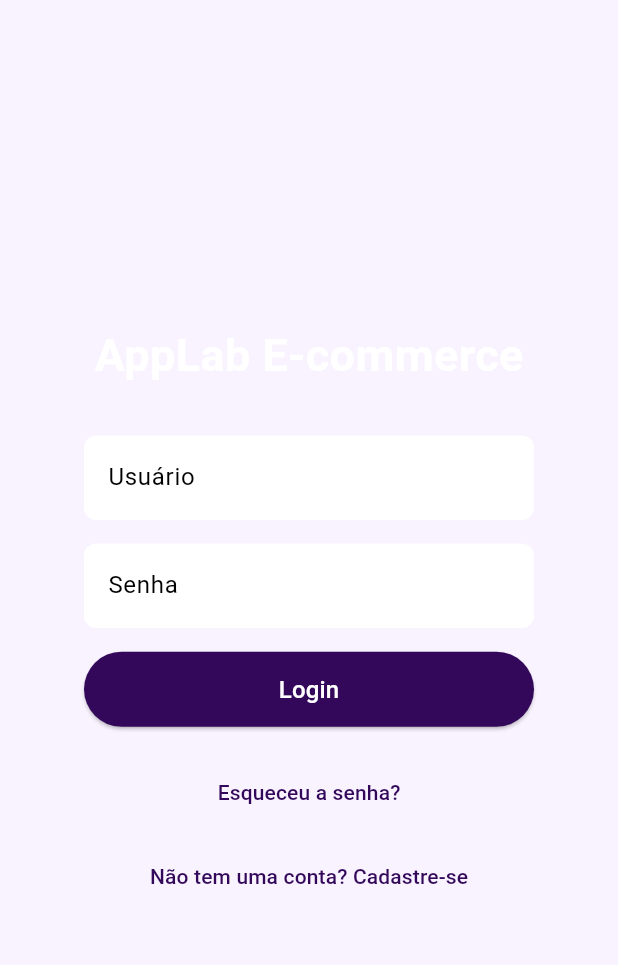
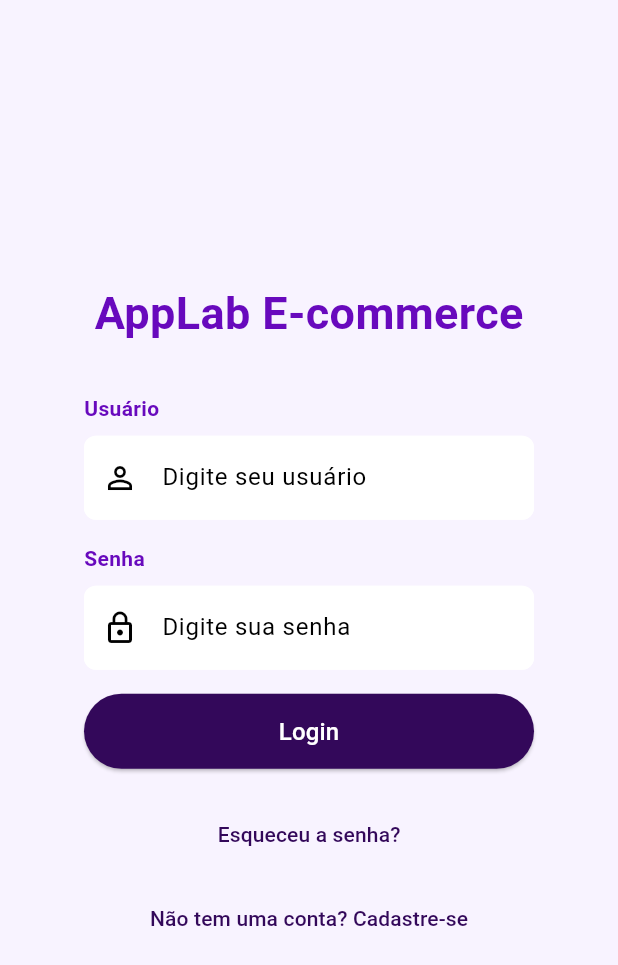
Before and after one commit to AppLab-Mobile-UFRN-2026-1/App-E-commerce, a Flutter app: the screen it shows after launch, on a phone screen of 412 x 824 dp. Shown: the top 965 px of the screen. Run offline on Flutter 3.47's test engine with Material 3 defaults, Android fonts, the light colour scheme and no system bars.

Commit message:
Componentizando nosso custom text field

```diff
--- a/lib/src/screens/login_screen.dart
+++ b/lib/src/screens/login_screen.dart
@@ -1,4 +1,5 @@
 import 'package:applab_ecommerce/src/screens/products_screen.dart';
+import 'package:applab_ecommerce/src/widgets/app_text_field.dart';
 import 'package:flutter/material.dart';
 
 class LoginScreen extends StatefulWidget {
@@ -68,57 +69,25 @@ class _LoginScreenState extends State<LoginScreen> {
                     style: TextStyle(
                       fontSize: 30,
                       fontWeight: FontWeight.bold,
-                      color: Theme.of(context).colorScheme.onPrimary,
+                      color: Theme.of(context).colorScheme.primary,
                     ),
                   ),
                   SizedBox(height: 32),
-                  TextFormField(
+                  AppTextField(
                     controller: _userController,
+                    title: 'Usuário',
+                    hintText: 'Digite seu usuário',
+                    icon: Icons.person_outline,
                     validator: _requiredField,
-                    decoration: InputDecoration(
-                      hintText: 'Usuário',
-                      filled: true,
-                      fillColor: Colors.white,
-                      border: OutlineInputBorder(
-                        borderRadius: BorderRadius.circular(8),
-                      ),
-                      enabledBorder: OutlineInputBorder(
-                        borderRadius: BorderRadius.circular(8),
-                        borderSide: BorderSide(color: Colors.white),
-                      ),
-                      focusedBorder: OutlineInputBorder(
-                        borderRadius: BorderRadius.circular(8),
-                        borderSide: BorderSide(
-                          color: Theme.of(context).colorScheme.secondary,
-                          width: 2,
-                        ),
-                      ),
-                    ),
                   ),
                   SizedBox(height: 16),
-                  TextFormField(
+                  AppTextField(
                     controller: _passwordController,
+                    title: 'Senha',
+                    hintText: 'Digite sua senha',
+                    icon: Icons.lock_outline,
                     validator: _requiredField,
                     obscureText: true,
-                    decoration: InputDecoration(
-                      hintText: 'Senha',
-                      filled: true,
-                      fillColor: Colors.white,
-                      border: OutlineInputBorder(
-                        borderRadius: BorderRadius.circular(8),
-                      ),
-                      enabledBorder: OutlineInputBorder(
-                        borderRadius: BorderRadius.circular(8),
-                        borderSide: BorderSide(color: Colors.white),
-                      ),
-                      focusedBorder: OutlineInputBorder(
-                        borderRadius: BorderRadius.circular(8),
-                        borderSide: BorderSide(
-                          color: Theme.of(context).colorScheme.secondary,
-                          width: 2,
-                        ),
-                      ),
-                    ),
                   ),
                   SizedBox(height: 16),
                   SizedBox(
--- /dev/null
+++ b/lib/src/widgets/app_text_field.dart
@@ -0,0 +1,62 @@
+import 'package:flutter/material.dart';
+
+class AppTextField extends StatelessWidget {
+  const AppTextField({
+    required this.controller,
+    required this.title,
+    required this.hintText,
+    required this.validator,
+    this.icon,
+    this.obscureText = false,
+    super.key,
+  });
+
+  final TextEditingController controller;
+  final String title;
+  final String hintText;
+  final String? Function(String?) validator;
+  final IconData? icon;
+  final bool obscureText;
+
+  @override
+  Widget build(BuildContext context) {
+    return Column(
+      crossAxisAlignment: CrossAxisAlignment.start,
+      children: [
+        Text(
+          title,
+          style: TextStyle(
+            color: Theme.of(context).colorScheme.primary,
+            fontWeight: FontWeight.bold,
+          ),
+        ),
+        const SizedBox(height: 8),
+        TextFormField(
+          controller: controller,
+          validator: validator,
+          obscureText: obscureText,
+          decoration: InputDecoration(
+            hintText: hintText,
+            prefixIcon: icon == null ? null : Icon(icon),
+            filled: true,
+            fillColor: Colors.white,
+            border: OutlineInputBorder(
+              borderRadius: BorderRadius.circular(8),
+            ),
+            enabledBorder: OutlineInputBorder(
+              borderRadius: BorderRadius.circular(8),
+              borderSide: const BorderSide(color: Colors.white),
+            ),
+            focusedBorder: OutlineInputBorder(
+              borderRadius: BorderRadius.circular(8),
+              borderSide: BorderSide(
+                color: Theme.of(context).colorScheme.secondary,
+                width: 2,
+              ),
+            ),
+          ),
+        ),
+      ],
+    );
+  }
+}
```
